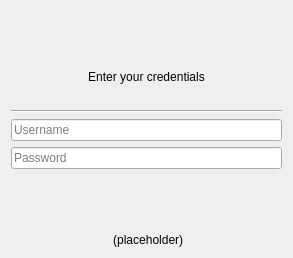
The window that src/gui/newwizard/pages/basiccredentialssetupwizardpage.ui (owncloud/client) describes before a commit, drawn with Qt 5.
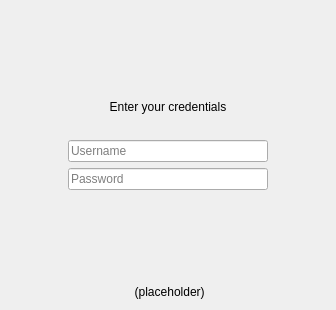
The same window after the commit.

Patch:
```diff
--- a/src/gui/newwizard/pages/basiccredentialssetupwizardpage.ui
+++ b/src/gui/newwizard/pages/basiccredentialssetupwizardpage.ui
@@ -6,8 +6,8 @@
    <rect>
     <x>0</x>
     <y>0</y>
-    <width>293</width>
-    <height>258</height>
+    <width>336</width>
+    <height>310</height>
    </rect>
   </property>
   <property name="windowTitle">
@@ -19,10 +19,13 @@
      <property name="orientation">
       <enum>Qt::Vertical</enum>
      </property>
+     <property name="sizeType">
+      <enum>QSizePolicy::MinimumExpanding</enum>
+     </property>
      <property name="sizeHint" stdset="0">
       <size>
        <width>20</width>
-       <height>40</height>
+       <height>20</height>
       </size>
      </property>
     </spacer>
@@ -43,7 +46,7 @@
       <enum>Qt::Vertical</enum>
      </property>
      <property name="sizeType">
-      <enum>QSizePolicy::Maximum</enum>
+      <enum>QSizePolicy::Minimum</enum>
      </property>
      <property name="sizeHint" stdset="0">
       <size>
@@ -54,16 +57,30 @@
     </spacer>
    </item>
    <item>
-    <widget class="Line" name="line">
+    <layout class="QHBoxLayout" name="horizontalLayout">
+     <item>
+      <spacer name="horizontalSpacer">
      <property name="orientation">
       <enum>Qt::Horizontal</enum>
      </property>
-    </widget>
+       <property name="sizeHint" stdset="0">
+        <size>
+         <width>40</width>
+         <height>20</height>
+        </size>
+       </property>
+      </spacer>
    </item>
    <item>
     <layout class="QVBoxLayout" name="verticalLayout_2">
      <item>
       <widget class="QLineEdit" name="usernameLineEdit">
+         <property name="minimumSize">
+          <size>
+           <width>200</width>
+           <height>0</height>
+          </size>
+         </property>
        <property name="placeholderText">
         <string>Username</string>
        </property>
@@ -71,6 +88,12 @@
      </item>
      <item>
       <widget class="QLineEdit" name="passwordLineEdit">
+         <property name="minimumSize">
+          <size>
+           <width>200</width>
+           <height>0</height>
+          </size>
+         </property>
        <property name="echoMode">
         <enum>QLineEdit::Password</enum>
        </property>
@@ -78,6 +101,21 @@
         <string>Password</string>
        </property>
       </widget>
+       </item>
+      </layout>
+     </item>
+     <item>
+      <spacer name="horizontalSpacer_2">
+       <property name="orientation">
+        <enum>Qt::Horizontal</enum>
+       </property>
+       <property name="sizeHint" stdset="0">
+        <size>
+         <width>40</width>
+         <height>20</height>
+        </size>
+       </property>
+      </spacer>
      </item>
     </layout>
    </item>
```
Left out of the diff: 2 changed lines with no effect on the pictures. Lines whose indentation alone changed are shown as unchanged.
